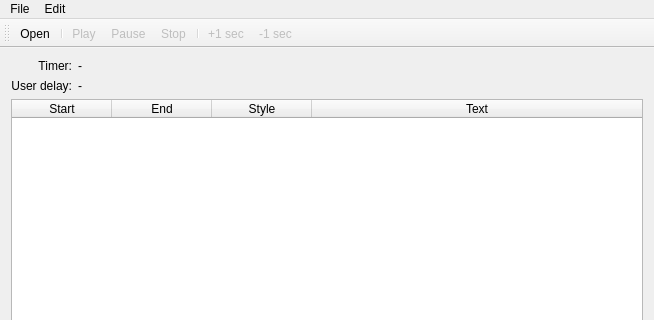
Subtivals/subtivals, file mainwindow.ui: the form before one commit; both pictures show x 0 to 654 and y 0 to 320 of the 654 by 500 pixel window.
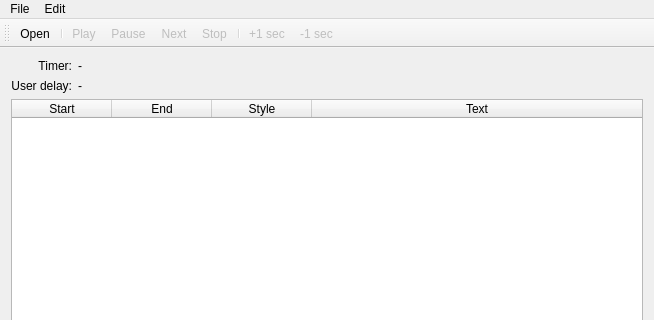
The form after the commit.

Commit message: Add next button

```diff
--- a/mainwindow.ui
+++ b/mainwindow.ui
@@ -146,6 +146,7 @@
    <addaction name="separator"/>
    <addaction name="actionPlay"/>
    <addaction name="actionPause"/>
+   <addaction name="actionNext"/>
    <addaction name="actionStop"/>
    <addaction name="separator"/>
    <addaction name="actionAdd1Sec"/>
@@ -210,6 +211,17 @@
     <string>Pause</string>
    </property>
   </action>
+  <action name="actionNext">
+   <property name="enabled">
+    <bool>false</bool>
+   </property>
+   <property name="text">
+    <string>Next</string>
+   </property>
+   <property name="shortcut">
+    <string>Space</string>
+   </property>
+  </action>
  </widget>
  <layoutdefault spacing="6" margin="11"/>
  <resources/>
```
Left out of the diff: 17 changed lines with no effect on the pictures. The commit also changes 2 other files.
